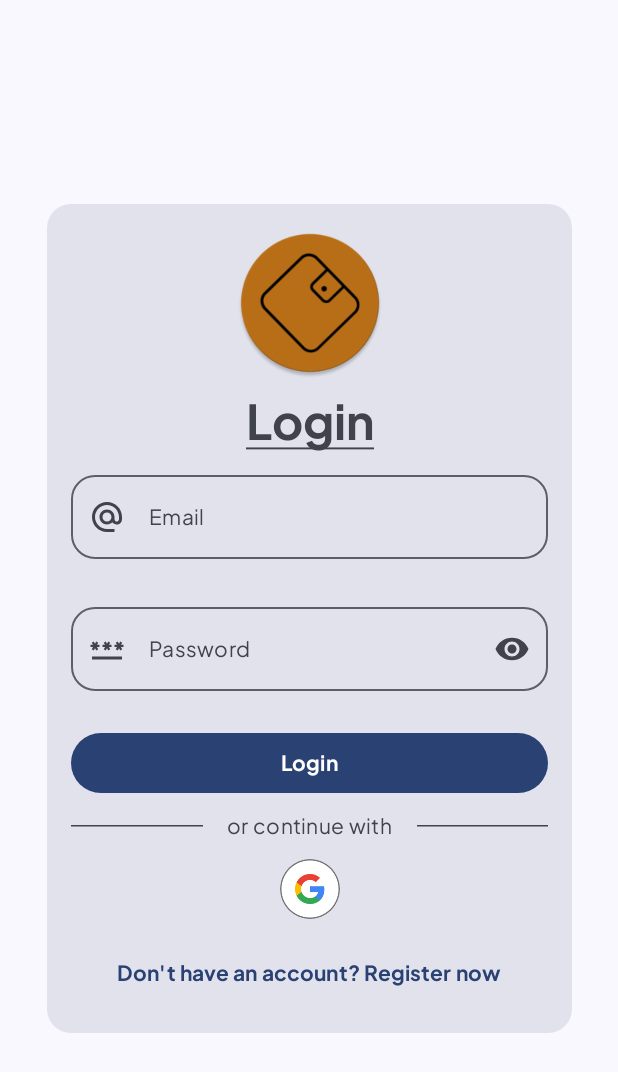
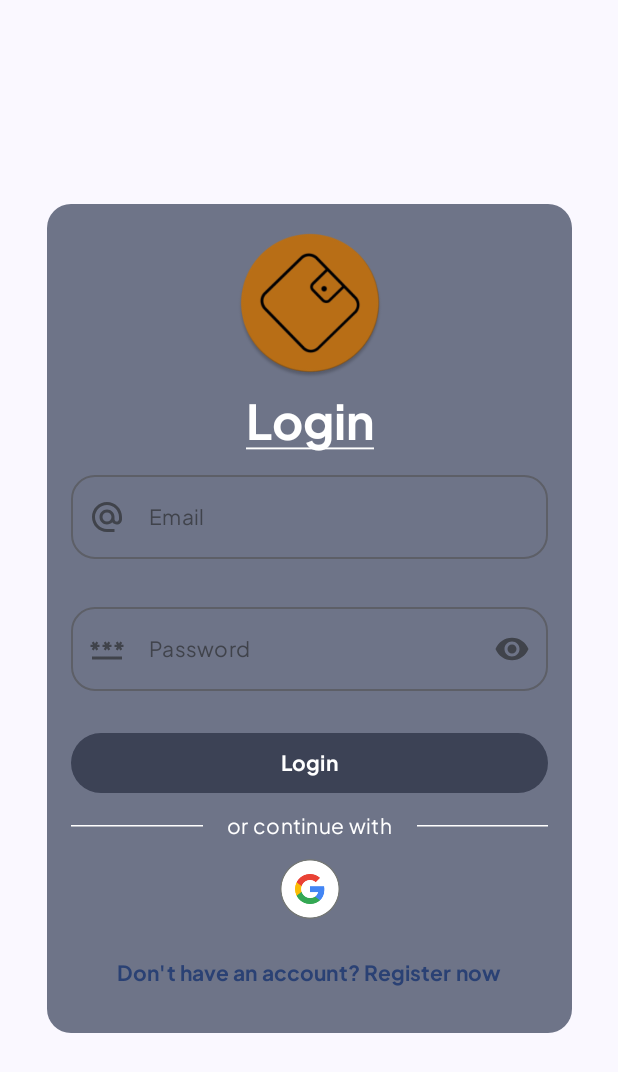
Before and after one commit to andreasmlbngaol/OneWallet, an Android app built with Jetpack Compose: the screen it shows after launch (MainActivity), on a phone screen of 412 x 824 dp. Shown: the top 1072 px of the screen. Run offline under Robolectric (Android 15) with nearby library versions, the phone set to English and light mode, and no system bars; our stand-ins replace Dagger/Hilt's generated code, Firebase (no records; nobody signed in at launch, a user with empty details on screens opened directly).

Commit message:
UI and Main Screen Design

```diff
--- a/app/build.gradle.kts
+++ b/app/build.gradle.kts
@@ -97,8 +97,12 @@ dependencies {
     implementation(libs.androidx.credentials)
     implementation(libs.androidx.credentials.play.services.auth)
 
+    // Coil
+    implementation(libs.coil.compose)
+    implementation(libs.coil.network.okhttp)
 
-
+    // Reflect
+    implementation(libs.kotlin.reflect)
 }
 
 java {
--- a/app/src/main/java/com/mightysana/onewallet/oneproject/auth/components/AuthForm.kt
+++ b/app/src/main/java/com/mightysana/onewallet/oneproject/auth/components/AuthForm.kt
@@ -2,7 +2,6 @@ package com.mightysana.onewallet.oneproject.auth.components
 
 import androidx.compose.foundation.layout.Arrangement
 import androidx.compose.foundation.layout.Column
-import androidx.compose.foundation.layout.Row
 import androidx.compose.foundation.layout.height
 import androidx.compose.foundation.layout.padding
 import androidx.compose.foundation.layout.width
@@ -34,8 +33,8 @@ fun AuthFormCard(
 ) {
     Card(
         colors = CardDefaults.cardColors().copy(
-            containerColor = MaterialTheme.colorScheme.surfaceVariant,
-            contentColor = MaterialTheme.colorScheme.onSurfaceVariant
+            containerColor = MaterialTheme.colorScheme.secondaryContainer,
+            contentColor = MaterialTheme.colorScheme.onSecondaryContainer
         ),
         modifier = modifier,
         shape = MaterialTheme.shapes.large
@@ -83,7 +82,7 @@ fun AuthFormCard(
 @Composable
 fun AuthOptions(
     horizontalDividerText: String,
-    horizontalLineColor: Color = MaterialTheme.colorScheme.onSurfaceVariant,
+    horizontalLineColor: Color = MaterialTheme.colorScheme.onSecondaryContainer,
     onLoad: () -> Unit,
     onOkay: () -> Unit,
     onGetCredentialResponse: (Credential) -> Unit
--- a/app/src/main/java/com/mightysana/onewallet/oneproject/auth/presentation/sign_in/SignInScreen.kt
+++ b/app/src/main/java/com/mightysana/onewallet/oneproject/auth/presentation/sign_in/SignInScreen.kt
@@ -11,6 +11,7 @@ import androidx.compose.material.icons.Icons
 import androidx.compose.material.icons.filled.Visibility
 import androidx.compose.material.icons.filled.VisibilityOff
 import androidx.compose.material3.Button
+import androidx.compose.material3.ButtonDefaults
 import androidx.compose.material3.IconButton
 import androidx.compose.material3.MaterialTheme
 import androidx.compose.material3.Scaffold
@@ -28,7 +29,6 @@ import androidx.compose.ui.text.font.FontWeight
 import androidx.compose.ui.text.input.KeyboardType
 import androidx.compose.ui.text.input.PasswordVisualTransformation
 import androidx.compose.ui.text.input.VisualTransformation
-import androidx.compose.ui.tooling.preview.Preview
 import androidx.hilt.navigation.compose.hiltViewModel
 import androidx.navigation.NavHostController
 import com.mightysana.onewallet.R
@@ -134,6 +134,10 @@ fun SignInScreen(
 
                     // LoginButton
                     Button(
+                        colors = ButtonDefaults.buttonColors().copy(
+                            containerColor = MaterialTheme.colorScheme.secondary,
+                            contentColor = MaterialTheme.colorScheme.onSecondary
+                        ),
                         onClick = {
                             viewModel.validateSignInForm(context) {
                                 viewModel.onSignInWithEmailAndPassword(
--- a/app/src/main/java/com/mightysana/onewallet/oneproject/components/HorizontalDivider.kt
+++ b/app/src/main/java/com/mightysana/onewallet/oneproject/components/HorizontalDivider.kt
@@ -17,8 +17,8 @@ import androidx.compose.ui.unit.dp
 @Composable
 fun OneTextHorizontalDivider(
     modifier: Modifier = Modifier,
-    lineColor: Color = MaterialTheme.colorScheme.onSurfaceVariant,
-    backgroundColor: Color = MaterialTheme.colorScheme.surfaceVariant,
+    lineColor: Color = MaterialTheme.colorScheme.onSecondaryContainer,
+    backgroundColor: Color = MaterialTheme.colorScheme.secondaryContainer,
     thickness: Dp = 1.dp,
     text: String,
     style: TextStyle = MaterialTheme.typography.bodyMedium
--- a/app/src/main/java/com/mightysana/onewallet/oneproject/model/OneFunctions.kt
+++ b/app/src/main/java/com/mightysana/onewallet/oneproject/model/OneFunctions.kt
@@ -45,3 +45,9 @@ fun NavHostController.navigateAndPopUp(route: Any, popUp: Any) {
 }
 
 fun Any?.isNotNull(): Boolean = this != null
+
+//fun Any.qualifiedName(): String? = this::class.qualifiedName
+
+fun String.getObject(): Any? {
+    return Class.forName(this).kotlin.objectInstance
+}
--- a/app/src/main/java/com/mightysana/onewallet/oneproject/model/OneModel.kt
+++ b/app/src/main/java/com/mightysana/onewallet/oneproject/model/OneModel.kt
@@ -2,29 +2,26 @@ package com.mightysana.onewallet.oneproject.model
 
 import androidx.annotation.StringRes
 import androidx.compose.material.icons.Icons
-import androidx.compose.material.icons.automirrored.filled.Logout
 import androidx.compose.material.icons.filled.AlternateEmail
 import androidx.compose.material.icons.filled.Analytics
 import androidx.compose.material.icons.filled.ArrowDropDown
 import androidx.compose.material.icons.filled.ArrowDropUp
 import androidx.compose.material.icons.filled.DateRange
 import androidx.compose.material.icons.filled.Home
-import androidx.compose.material.icons.filled.Logout
 import androidx.compose.material.icons.filled.Man
 import androidx.compose.material.icons.filled.MarkEmailUnread
 import androidx.compose.material.icons.filled.MonetizationOn
 import androidx.compose.material.icons.filled.Password
+import androidx.compose.material.icons.filled.Person
 import androidx.compose.material.icons.filled.Person2
-import androidx.compose.material.icons.filled.PersonPin
 import androidx.compose.material.icons.filled.QuestionMark
-import androidx.compose.material.icons.filled.Wallet
+import androidx.compose.material.icons.filled.Savings
 import androidx.compose.material.icons.filled.Wc
 import androidx.compose.material.icons.filled.Woman
 import androidx.compose.material.icons.outlined.Analytics
 import androidx.compose.material.icons.outlined.Home
 import androidx.compose.material.icons.outlined.MonetizationOn
-import androidx.compose.material.icons.outlined.PersonPin
-import androidx.compose.material.icons.outlined.Wallet
+import androidx.compose.material.icons.outlined.Savings
 import androidx.compose.ui.graphics.vector.ImageVector
 import androidx.compose.ui.unit.dp
 
@@ -74,14 +71,13 @@ object OneIcons {
     val DashboardUnselected: ImageVector = Icons.Outlined.Home
     val TransactionsSelected: ImageVector = Icons.Filled.Analytics
     val TransactionsUnselected: ImageVector = Icons.Outlined.Analytics
-    val WalletsSelected: ImageVector = Icons.Filled.Wallet
-    val WalletsUnselected: ImageVector = Icons.Outlined.Wallet
+    val WalletsSelected: ImageVector = Icons.Filled.Savings
+    val WalletsUnselected: ImageVector = Icons.Outlined.Savings
     val DebtsSelected: ImageVector = Icons.Filled.MonetizationOn
     val DebtsUnselected: ImageVector = Icons.Outlined.MonetizationOn
-    val ProfileSelected: ImageVector = Icons.Filled.PersonPin
-    val ProfileUnselected: ImageVector = Icons.Outlined.PersonPin
+    val Profile: ImageVector = Icons.Filled.Person
     val Email: ImageVector = Icons.Default.AlternateEmail
-    val Logout: ImageVector = Icons.AutoMirrored.Filled.Logout
+//    val Logout: ImageVector = Icons.AutoMirrored.Filled.Logout
     val Password: ImageVector = Icons.Default.Password
     val ConfirmPassword: ImageVector = Icons.Default.Password
     val EmailVerification: ImageVector = Icons.Default.MarkEmailUnread
@@ -100,6 +96,10 @@ object OneProject {
     const val CENSORED_CHARACTER = '•'
     val MaxFormWidth = 500.dp
     val HorizontalPadding = 16.dp
+    val TopPadding = 8.dp
     const val USERS_REF = "users"
     const val ONE_WALLET_REF = "one_wallet"
+    val Morning = 4..10
+    val Day = 11..14
+    val Afternoon = 15..18
 }
--- a/app/src/main/java/com/mightysana/onewallet/oneproject/model/OneUser.kt
+++ b/app/src/main/java/com/mightysana/onewallet/oneproject/model/OneUser.kt
@@ -3,6 +3,8 @@ package com.mightysana.onewallet.oneproject.model
 data class OneUser(
     val uid: String = "",
     val name: String = uid,
+    val nickname: String = name,
+    val username: String = "",
     val email: String = "",
     val profilePhotoUrl: String? = null,
     val phoneNumber: String? = null,
--- a/app/src/main/res/values/strings.xml
+++ b/app/src/main/res/values/strings.xml
@@ -41,8 +41,12 @@
     <string name="select_date">Select Date</string>
     <string name="register_subtitle">Complete your registration</string>
     <string name="dashboard">Home</string>
-    <string name="transactions">History</string>
+    <string name="transactions">Transactions</string>
     <string name="wallets">Wallets</string>
     <string name="debts">Debts</string>
     <string name="profile">Profile</string>
+    <string name="good_morning">Morning, %s</string>
+    <string name="good_day">Day, %s</string>"
+    <string name="good_afternoon">Afternoon, %s</string>
+    <string name="good_evening">Evening, %s</string>
 </resources>
--- a/gradle/libs.versions.toml
+++ b/gradle/libs.versions.toml
@@ -1,10 +1,12 @@
 [versions]
 agp = "8.7.2"
+coilCompose = "3.0.2"
 kotlin = "2.0.21"
 coreKtx = "1.15.0"
 junit = "4.13.2"
 junitVersion = "1.2.1"
 espressoCore = "3.6.1"
+kotlinReflect = "2.0.21"
 kotlinxSerializationCore = "1.7.3"
 lifecycleRuntimeKtx = "2.8.7"
 activityCompose = "1.9.3"
@@ -28,6 +30,8 @@ androidx-core-ktx = { group = "androidx.core", name = "core-ktx", version.ref =
 androidx-material-icons-core = { module = "androidx.compose.material:material-icons-core", version.ref = "materialIconsCore" }
 androidx-material-icons-extended = { module = "androidx.compose.material:material-icons-extended", version.ref = "materialIconsCore" }
 androidx-ui-text = { module = "androidx.compose.ui:ui-text", version.ref = "uiText" }
+coil-compose = { module = "io.coil-kt.coil3:coil-compose", version.ref = "coilCompose" }
+coil-network-okhttp = { module = "io.coil-kt.coil3:coil-network-okhttp", version.ref = "coilCompose" }
 junit = { group = "junit", name = "junit", version.ref = "junit" }
 androidx-junit = { group = "androidx.test.ext", name = "junit", version.ref = "junitVersion" }
 androidx-espresso-core = { group = "androidx.test.espresso", name = "espresso-core", version.ref = "espressoCore" }
@@ -42,6 +46,7 @@ androidx-ui-test-manifest = { group = "androidx.compose.ui", name = "ui-test-man
 androidx-ui-test-junit4 = { group = "androidx.compose.ui", name = "ui-test-junit4" }
 androidx-material3 = { group = "androidx.compose.material3", name = "material3" }
 androidx-navigation-compose = { group = "androidx.navigation", name = "navigation-compose", version.ref = "navigationCompose" }
+kotlin-reflect = { module = "org.jetbrains.kotlin:kotlin-reflect", version.ref = "kotlinReflect" }
 kotlinx-serialization-json = { module = "org.jetbrains.kotlinx:kotlinx-serialization-json", version.ref = "kotlinxSerializationCore" }
 material3 = { module = "androidx.compose.material3:material3", version.ref = "material3" }
 play-services-auth = { module = "com.google.android.gms:play-services-auth", version.ref = "playServicesAuth" }
```
Also changed, not shown: app/src/main/java/com/mightysana/onewallet/main/presentation/main/MainScreen.kt (+98 -38 lines), app/src/main/java/com/mightysana/onewallet/main/presentation/main/MainViewModel.kt (+18 -0 lines), app/src/main/java/com/mightysana/onewallet/oneproject/components/Image.kt (+28 -0 lines), 2 other files.
